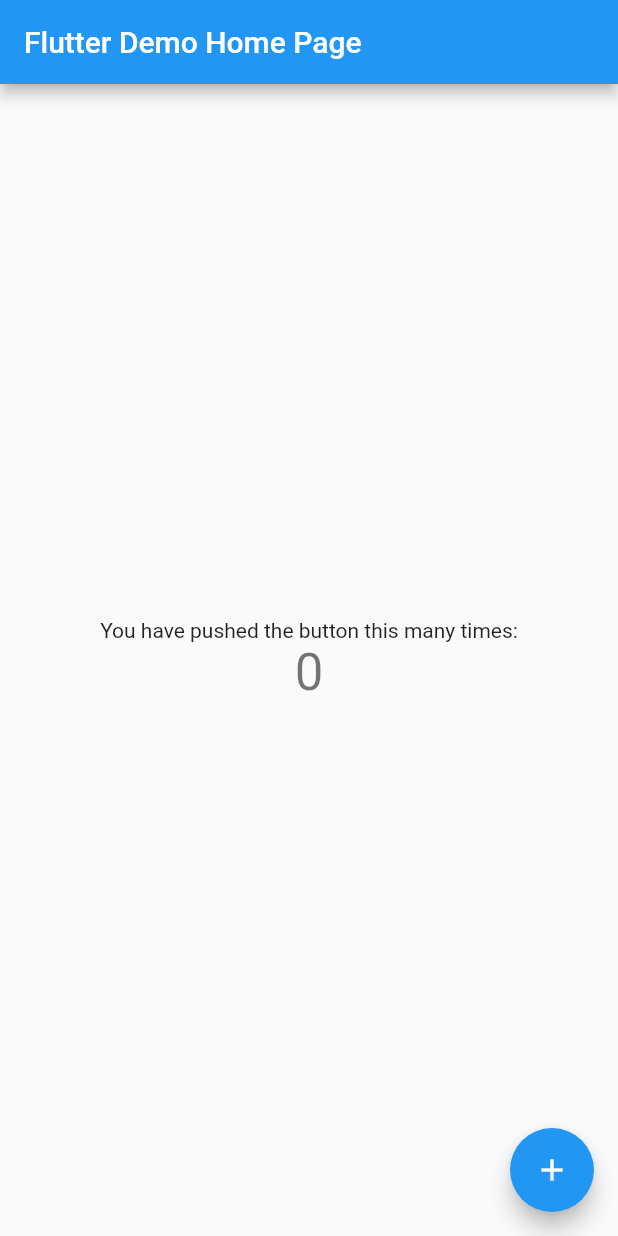
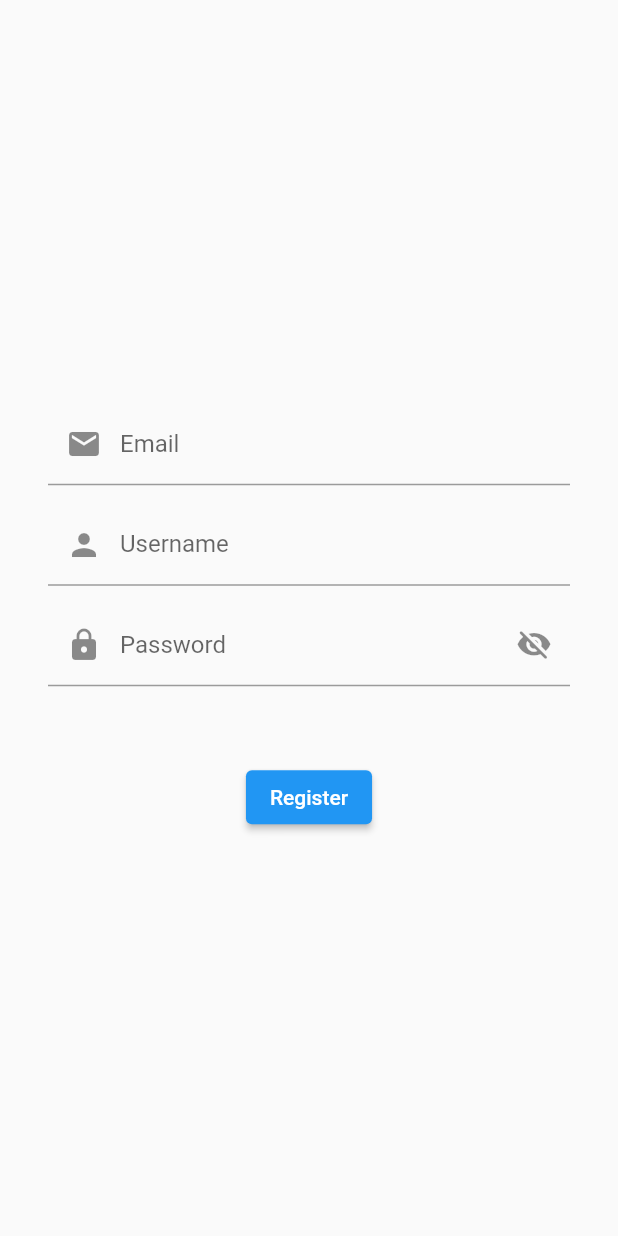
Before and after one commit to AlexK168/GroupExpApp, a Flutter app: the screen it shows after launch, on a phone screen of 412 x 824 dp. Run offline on Flutter 3.47's test engine with Material 2 defaults, Android fonts, the phone set to English and light mode, and no system bars; our stand-ins replace email_validator.

Commit message:
Register page UI added

```diff
--- a/lib/main.dart
+++ b/lib/main.dart
@@ -1,4 +1,5 @@
 import 'package:flutter/material.dart';
+import 'package:groupexp/register_page.dart';
 
 void main() {
   runApp(const MyApp());
@@ -11,7 +12,7 @@ class MyApp extends StatelessWidget {
   @override
   Widget build(BuildContext context) {
     return MaterialApp(
-      title: 'Flutter Demo',
+      title: 'GroupExp',
       theme: ThemeData(
         // This is the theme of your application.
         //
@@ -24,92 +25,7 @@ class MyApp extends StatelessWidget {
         // is not restarted.
         primarySwatch: Colors.blue,
       ),
-      home: const MyHomePage(title: 'Flutter Demo Home Page'),
+      home: const RegisterPage(),
     );
   }
 }
-
-class MyHomePage extends StatefulWidget {
-  const MyHomePage({Key? key, required this.title}) : super(key: key);
-
-  // This widget is the home page of your application. It is stateful, meaning
-  // that it has a State object (defined below) that contains fields that affect
-  // how it looks.
-
-  // This class is the configuration for the state. It holds the values (in this
-  // case the title) provided by the parent (in this case the App widget) and
-  // used by the build method of the State. Fields in a Widget subclass are
-  // always marked "final".
-
-  final String title;
-
-  @override
-  State<MyHomePage> createState() => _MyHomePageState();
-}
-
-class _MyHomePageState extends State<MyHomePage> {
-  int _counter = 0;
-
-  void _incrementCounter() {
-    setState(() {
-      // This call to setState tells the Flutter framework that something has
-      // changed in this State, which causes it to rerun the build method below
-      // so that the display can reflect the updated values. If we changed
-      // _counter without calling setState(), then the build method would not be
-      // called again, and so nothing would appear to happen.
-      _counter++;
-    });
-  }
-
-  @override
-  Widget build(BuildContext context) {
-    // This method is rerun every time setState is called, for instance as done
-    // by the _incrementCounter method above.
-    //
-    // The Flutter framework has been optimized to make rerunning build methods
-    // fast, so that you can just rebuild anything that needs updating rather
-    // than having to individually change instances of widgets.
-    return Scaffold(
-      appBar: AppBar(
-        // Here we take the value from the MyHomePage object that was created by
-        // the App.build method, and use it to set our appbar title.
-        title: Text(widget.title),
-      ),
-      body: Center(
-        // Center is a layout widget. It takes a single child and positions it
-        // in the middle of the parent.
-        child: Column(
-          // Column is also a layout widget. It takes a list of children and
-          // arranges them vertically. By default, it sizes itself to fit its
-          // children horizontally, and tries to be as tall as its parent.
-          //
-          // Invoke "debug painting" (press "p" in the console, choose the
-          // "Toggle Debug Paint" action from the Flutter Inspector in Android
-          // Studio, or the "Toggle Debug Paint" command in Visual Studio Code)
-          // to see the wireframe for each widget.
-          //
-          // Column has various properties to control how it sizes itself and
-          // how it positions its children. Here we use mainAxisAlignment to
-          // center the children vertically; the main axis here is the vertical
-          // axis because Columns are vertical (the cross axis would be
-          // horizontal).
-          mainAxisAlignment: MainAxisAlignment.center,
-          children: <Widget>[
-            const Text(
-              'You have pushed the button this many times:',
-            ),
-            Text(
-              '$_counter',
-              style: Theme.of(context).textTheme.headline4,
-            ),
-          ],
-        ),
-      ),
-      floatingActionButton: FloatingActionButton(
-        onPressed: _incrementCounter,
-        tooltip: 'Increment',
-        child: const Icon(Icons.add),
-      ), // This trailing comma makes auto-formatting nicer for build methods.
-    );
-  }
-}
--- /dev/null
+++ b/lib/register_page.dart
@@ -0,0 +1,159 @@
+import 'package:flutter/material.dart';
+import 'package:email_validator/email_validator.dart';
+
+class RegisterPage extends StatefulWidget {
+  const RegisterPage({Key? key}) : super(key: key);
+
+  @override
+  State<RegisterPage> createState() => _RegisterPageState();
+}
+
+class _RegisterPageState extends State<RegisterPage> {
+  final _formKey = GlobalKey<FormState>();
+  final _formEmailFieldKey = GlobalKey<FormFieldState>();
+  final _formUsernameFieldKey = GlobalKey<FormFieldState>();
+  final _formPassFieldKey = GlobalKey<FormFieldState>();
+  bool _obscured = true;
+  final textFieldFocusNode = FocusNode();
+
+  @override
+  Widget build(BuildContext context) {
+    return Scaffold(
+      body: Container(
+        margin: const EdgeInsets.all(32),
+        child: Form(
+          key: _formKey,
+          child: Column(
+            mainAxisAlignment: MainAxisAlignment.center,
+            children: [
+              _buildEmail(),
+              const SizedBox(height: 12.0),
+              _buildUserName(),
+              const SizedBox(height: 12.0),
+              _buildPassword(),
+              const SizedBox(height: 50),
+              ElevatedButton(
+                  onPressed: () {
+                    if (_formKey.currentState!.validate()) {
+                      ScaffoldMessenger.of(context).showSnackBar(
+                        const SnackBar(content: Text('Processing Data')),
+                      );
+                    }
+                  },
+                  child: const Text("Register")),
+            ],
+          ),
+        ),
+      ),
+    );
+  }
+
+  Widget _buildEmail() {
+    return TextFormField(
+      key: _formEmailFieldKey,
+      keyboardType: TextInputType.emailAddress,
+      decoration: const InputDecoration(
+        contentPadding: EdgeInsets.fromLTRB(20.0, 10.0, 20.0, 10.0),
+        border: UnderlineInputBorder(),
+        labelText: 'Email',
+        prefixIcon: Icon(Icons.email),
+      ),
+      validator: (value) {
+        if (EmailValidator.validate(value!)) {
+          return null;
+        }
+        return 'Please, enter valid email';
+      },
+      onChanged: (text){
+        _formEmailFieldKey.currentState!.validate();
+      },
+    );
+  }
+
+  Widget _buildUserName() {
+    return TextFormField(
+      key: _formUsernameFieldKey,
+      keyboardType: TextInputType.name,
+      autocorrect: false,
+      decoration: const InputDecoration(
+        contentPadding: EdgeInsets.fromLTRB(20.0, 10.0, 20.0, 10.0),
+        border: UnderlineInputBorder(),
+        labelText: 'Username',
+        prefixIcon: Icon(Icons.person),
+      ),
+      validator: (value) {
+        if (value == null || value.isEmpty) {
+          return "Username can't be empty";
+        }
+        return null;
+      },
+      onChanged: (text){
+        _formUsernameFieldKey.currentState!.validate();
+      },
+    );
+  }
+
+  Widget _buildPassword() {
+    return TextFormField(
+      key: _formPassFieldKey,
+      obscureText: _obscured,
+      enableSuggestions: false,
+      autocorrect: false,
+      decoration: InputDecoration(
+        contentPadding: const EdgeInsets.fromLTRB(20.0, 10.0, 20.0, 10.0),
+        border: const UnderlineInputBorder(),
+        labelText: 'Password',
+        prefixIcon: const Icon(Icons.lock_rounded),
+        suffixIcon: GestureDetector(
+          onTap: togglePassVisibility,
+          child: Icon(
+            _obscured
+                ? Icons.visibility_off_rounded
+                : Icons.visibility_rounded,
+            size: 24,
+          ),
+        )
+      ),
+      validator: (value) {
+        RegExp oneUpperCase = RegExp(r'[A-Z]');
+        RegExp oneLowerCase = RegExp(r'[a-z]');
+        RegExp oneDigit = RegExp(r'[0-9]');
+        RegExp oneSpecialChar = RegExp(r'[!@#$%^&*(),.?":{}|<>]');
+        if (value == null || value.isEmpty) {
+          return "Password can't be empty";
+        } else
+        if (!oneLowerCase.hasMatch(value)) {
+          return 'Password has to contain at least one lower case letter';
+        } else
+        if (!oneUpperCase.hasMatch(value)) {
+          return 'Password has to contain at least one upper case letter';
+        } else
+        if (!oneDigit.hasMatch(value)) {
+          return 'Password has to contain at least one digit';
+        } else
+        if (!oneSpecialChar.hasMatch(value)) {
+          return 'Password has to contain at least one special character';
+        } else
+        if(value.length < 6 || value.length > 20) {
+          return 'Password has to be 6-20 characters long';
+        } else
+        if (value.contains(' ')) {
+          return "Password can't contain spaces";
+        }
+        return null;
+      },
+      onChanged: (text) {
+        _formPassFieldKey.currentState!.validate();
+      },
+
+    );
+  }
+
+  void togglePassVisibility() {
+    setState(() {
+      _obscured = !_obscured;
+      if (textFieldFocusNode.hasPrimaryFocus) return; // If focus is on text field, don't unfocus
+      textFieldFocusNode.canRequestFocus = false;     // Prevents focus if tap on eye
+    });
+  }
+}
--- a/pubspec.yaml
+++ b/pubspec.yaml
@@ -29,6 +29,7 @@ environment:
 dependencies:
   flutter:
     sdk: flutter
+  email_validator: '^2.0.1'
 
 
   # The following adds the Cupertino Icons font to your application.
```
Also changed, not shown: pubspec.lock.
